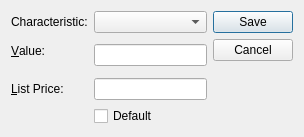
Qt form widgets/characteristicAssignment.ui (Pegasus-RPG/xtuple-client) before a commit.
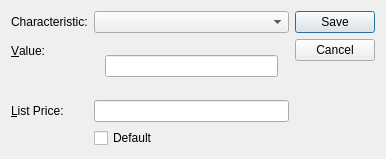
The same form after that commit. The open tabs and pages were chosen to show the change. Custom widgets are drawn as their Qt base class.

Commit message: Issue #28606 Characteristic enhancements

The edit to the form file:
```diff
--- a/widgets/characteristicAssignment.ui
+++ b/widgets/characteristicAssignment.ui
@@ -13,8 +13,8 @@
    <rect>
     <x>0</x>
     <y>0</y>
-    <width>304</width>
-    <height>137</height>
+    <width>386</width>
+    <height>159</height>
    </rect>
   </property>
   <property name="windowTitle">
@@ -81,6 +81,20 @@
          </item>
         </layout>
        </widget>
+       <widget class="QWidget" name="_numberPage">
+        <layout class="QGridLayout" name="gridLayout_5">
+         <item row="0" column="0">
+          <widget class="XLineEdit" name="_numberValue"/>
+         </item>
+        </layout>
+       </widget>
+       <widget class="QWidget" name="_encrPage">
+        <layout class="QGridLayout" name="gridLayout_6">
+         <item row="0" column="0">
+          <widget class="XLineEdit" name="_encrValue"/>
+         </item>
+        </layout>
+       </widget>
       </widget>
      </item>
      <item row="2" column="0">
```
Left out of the diff: 33 changed lines with no effect on the pictures. The commit also changes 11 other files.
